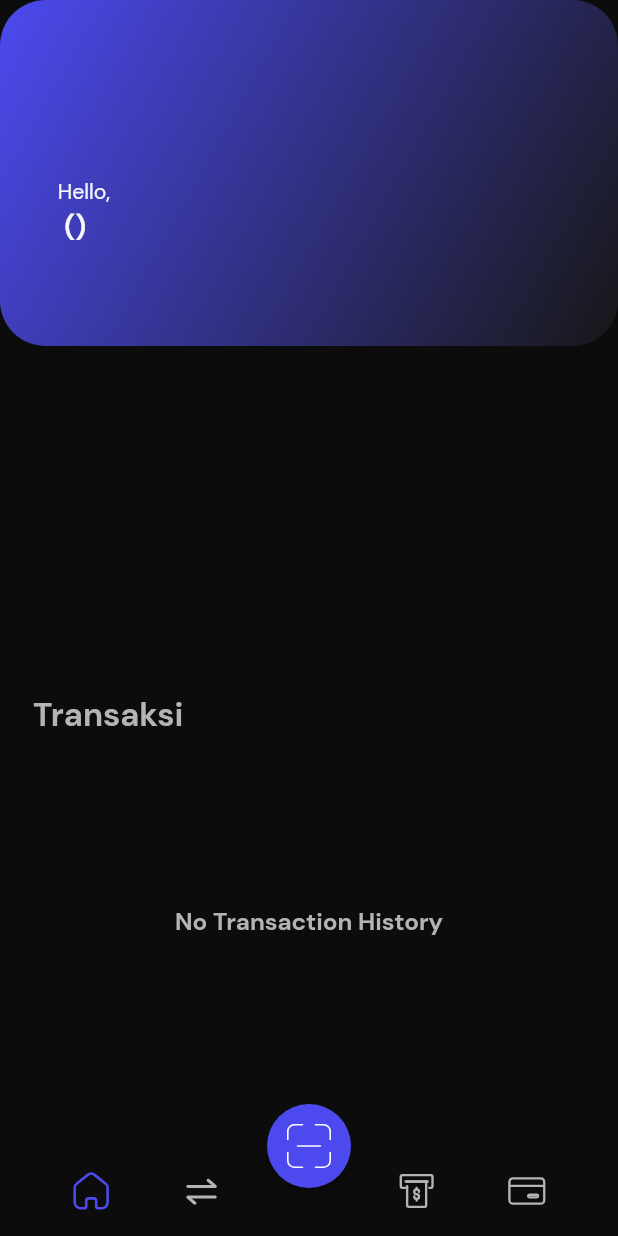
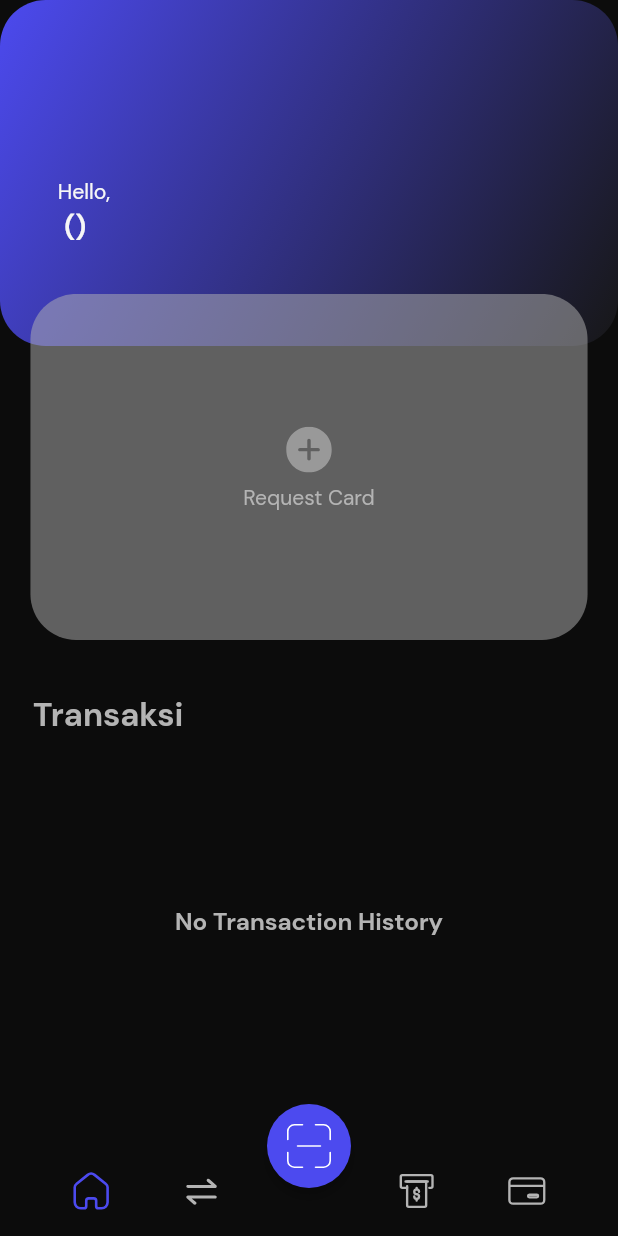
Before and after one commit to IKAI-TEAM/edufin_frontend, a Flutter app: the MainBody screen opened directly, on a phone screen of 412 x 824 dp. Run offline on Flutter 3.47's test engine with Material 2 defaults, Android fonts, the light colour scheme and no system bars; our stand-ins replace flutter_svg, qr_flutter, shared_preferences, smooth_page_indicator, sqflite, webview_flutter; missing offline and left inert: api_cache_manager, qr_code_scanner; accounts and stored records are empty.

Commit message:
Fix homepage, set data

```diff
--- a/edufin/lib/config/database.dart
+++ b/edufin/lib/config/database.dart
@@ -70,7 +70,7 @@ class DatabaseHelper {
     await db.execute('''
       CREATE TABLE $table (
         $columnCardId TEXT PRIMARY KEY,
-        $columnMaskedCard TEXT,
+        $columnMaskedCard INTEGER,
         $columnExpiryMonth INTEGER,
         $columnExpiryYear INTEGER,
         $columnStatus TEXT
--- a/edufin/lib/screens/home/components/home_body.dart
+++ b/edufin/lib/screens/home/components/home_body.dart
@@ -89,26 +89,32 @@ class _MainBodyState extends State<MainBody> {
                                 children: [
                                   ...List.generate(
                                     cardList.length,
-                                    (index) => GestureDetector(
+                                    (index) {
+                                        print('Index: ${cardList[index]['masked_card'].runtimeType}');
+                                        return GestureDetector(
                                         // ignore: avoid_print
                                         // List dari cardList
                                         onTap: () => cardSheet(
                                           context,
                                           MyCard(
-                                          cardNum: 0687,
+                                            cardNum: cardList[index]['masked_card'],
                                             balance: 0,
-                                          expiryMonth: 10,
-                                          expiryYear: 10,
+                                            expiryMonth: cardList[index]['expiry_month'],
+                                            expiryYear: cardList[index]['expiry_year'],
                                           ),
                                         ),
                                         child: CardView(
                                             card: MyCard(
-                                              cardNum: 0687,
+                                                cardNum: cardList[index]['masked_card'],
                                                 balance: 0,
-                                              expiryMonth: 10,
-                                              expiryYear: 10)),
+                                                expiryMonth: cardList[index]['expiry_month'],
+                                                expiryYear: cardList[index]['expiry_year']
+                                            )
                                         ),
+                                      );
+                                    }
                                   ),
+                                  const NoCard()
                                 ],
                               ),
                             ),
--- a/edufin/lib/screens/home/components/no_card.dart
+++ b/edufin/lib/screens/home/components/no_card.dart
@@ -1,26 +1,47 @@
+import 'package:edufin/services/shared_service.dart';
 import 'package:edufin/size_config.dart';
 import 'package:flutter/material.dart';
 import 'package:flutter_svg/flutter_svg.dart';
 
-class NoCard extends StatelessWidget {
-  const NoCard({
-    super.key,
-  });
+class NoCard extends StatefulWidget {
+  const NoCard({super.key});
+
+  @override
+  _NoCardState createState() => _NoCardState();
+}
+
+class _NoCardState extends State<NoCard> {
+  late Future<Map<String, dynamic>> userInfo;
+
+  @override
+  void initState() {
+    super.initState();
+    userInfo = SharedService.getUserInfo(); // Replace getUserInfo with your actual function to fetch user info
+  }
 
   @override
   Widget build(BuildContext context) {
+    return FutureBuilder<Map<String, dynamic>>(
+      future: userInfo,
+      builder:
+          (BuildContext context, AsyncSnapshot<Map<String, dynamic>> snapshot) {
+        if (snapshot.connectionState == ConnectionState.waiting) {
+          return CircularProgressIndicator();
+        } else if (snapshot.hasError) {
+          return Text('Error: ${snapshot.error}');
+        } else if (snapshot.hasData) {
+          final userInfo = snapshot.data!;
+          return buildNoCardWidget(userInfo);
+        } else {
+          return Text('No data available');
+        }
+      },
+    );
+  }
+
+  Widget buildNoCardWidget(Map<String, dynamic> userInfo) {
     return Padding(
-      padding: EdgeInsets.only(
-        top: getProportionateScreenHeight(10),
-        bottom: getProportionateScreenHeight(25),
-      ),
-      child: GestureDetector(
-        onTap: () {},
-        child: SizedBox(
-          height: SizeConfig.screenHeight * 0.28,
-          child: Padding(
-            padding: EdgeInsets.symmetric(
-                horizontal: getProportionateScreenHeight(20)),
+      padding: EdgeInsets.symmetric(horizontal: getProportionateScreenHeight(20)),
       child: Container(
         padding: EdgeInsets.only(
           bottom: getProportionateScreenHeight(20),
@@ -45,16 +66,13 @@ class NoCard extends StatelessWidget {
               Padding(
                 padding: const EdgeInsets.all(8.0),
                 child: SvgPicture.asset(
-                        'assets/icons/add.svg',
+                  userInfo['accountType'] == 'parents' ? 'assets/icons/add.svg' : 'assets/icons/add.svg',
                   height: getProportionateScreenHeight(30),
                   width: getProportionateScreenHeight(30),
                 ),
               ),
-                    const Text('Add Card'),
+              Text(userInfo['accountType'] == 'parents' ? 'Add Card' : 'Request Card'), // Display user name if available
             ],
-                ),
-              ),
-            ),
           ),
         ),
       ),
```
Also changed, not shown: edufin/lib/screens/home/components/card_view.dart (+9 -1 lines). Lines whose indentation alone changed are shown as unchanged.
